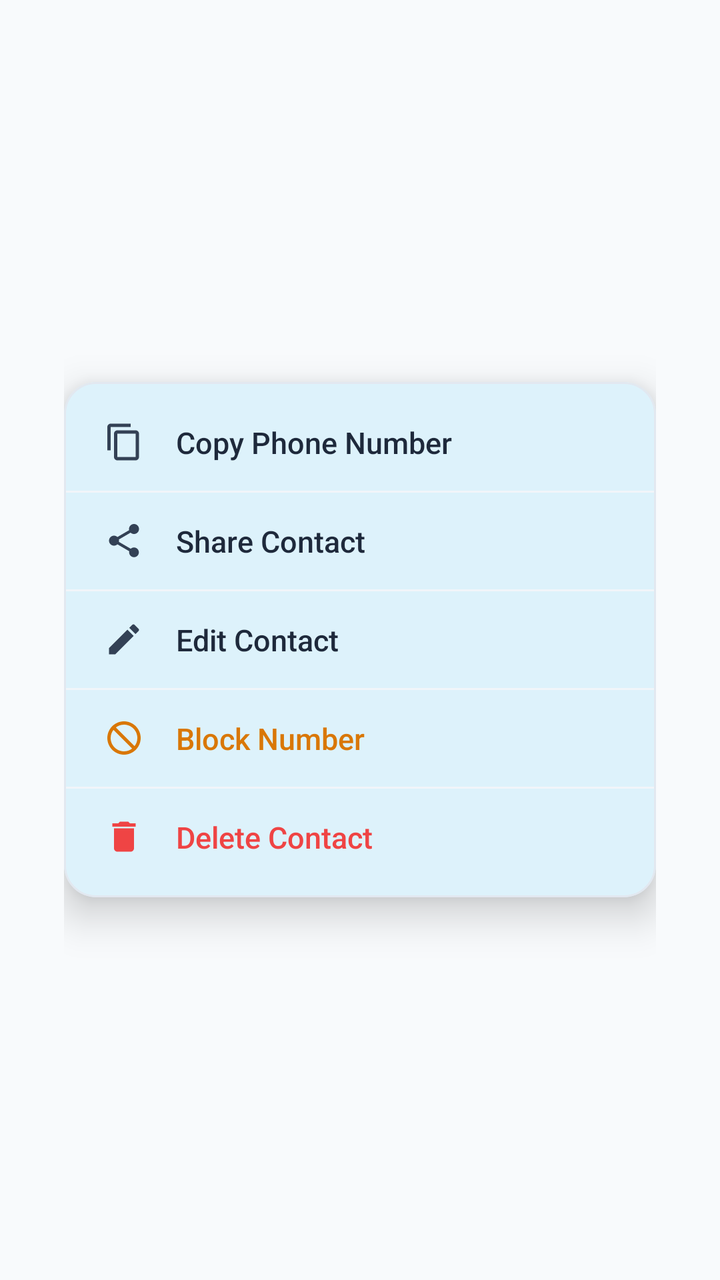
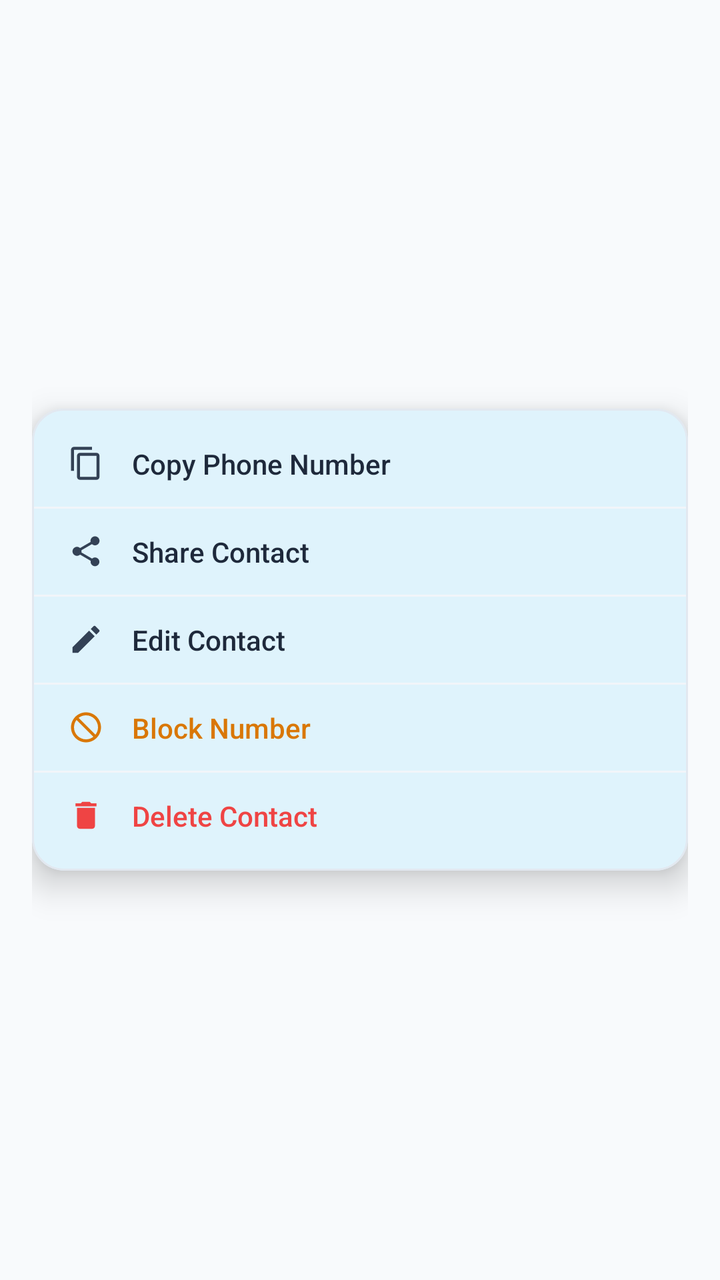

The first picture is an Android layout as it rendered before a commit; the second is the same layout after the commit. The layout source and the unified diff follow.
<!-- AndroidManifest.xml: application theme Theme.RealConnect -->
<!-- res/layout/dialog_contact_options.xml -->
<?xml version="1.0" encoding="utf-8"?>
<FrameLayout xmlns:android="http://schemas.android.com/apk/res/android"
    xmlns:app="http://schemas.android.com/apk/res-auto"
    android:layout_width="match_parent"
    android:layout_height="wrap_content"
    android:background="@android:color/transparent"
    android:paddingHorizontal="32dp"
    android:paddingVertical="24dp">

    
    <com.google.android.material.card.MaterialCardView
        android:layout_width="match_parent"
        android:layout_height="wrap_content"
        android:layout_gravity="center"
        app:cardBackgroundColor="#FFFFFF"
        app:cardCornerRadius="16dp"
        app:cardElevation="12dp"
        app:strokeColor="#E2E8F0"
        app:strokeWidth="1dp">

        <LinearLayout
            android:layout_width="match_parent"
            android:layout_height="wrap_content"
            android:orientation="vertical"
            android:paddingVertical="6dp">

            
            <LinearLayout
                android:id="@+id/action_copy_number"
                android:layout_width="match_parent"
                android:layout_height="wrap_content"
                android:background="?attr/selectableItemBackground"
                android:clickable="true"
                android:focusable="true"
                android:gravity="center_vertical"
                android:orientation="horizontal"
                android:paddingHorizontal="20dp"
                android:paddingVertical="14dp">

                <ImageView
                    android:layout_width="20dp"
                    android:layout_height="20dp"
                    android:src="@drawable/ic_copy"
                    app:tint="#334155" />

                <TextView
                    android:layout_width="wrap_content"
                    android:layout_height="wrap_content"
                    android:layout_marginStart="16dp"
                    android:fontFamily="sans-serif-medium"
                    android:text="Copy Phone Number"
                    android:textColor="#1E293B"
                    android:textSize="15sp" />
            </LinearLayout>

            <View
                android:layout_width="match_parent"
                android:layout_height="1dp"
                android:background="#F1F5F9" />

            
            <LinearLayout
                android:id="@+id/action_share_contact"
                android:layout_width="match_parent"
                android:layout_height="wrap_content"
                android:background="?attr/selectableItemBackground"
                android:clickable="true"
                android:focusable="true"
                android:gravity="center_vertical"
                android:orientation="horizontal"
                android:paddingHorizontal="20dp"
                android:paddingVertical="14dp">

                <ImageView
                    android:layout_width="20dp"
                    android:layout_height="20dp"
                    android:src="@drawable/ic_share"
                    app:tint="#334155" />

                <TextView
                    android:layout_width="wrap_content"
                    android:layout_height="wrap_content"
                    android:layout_marginStart="16dp"
                    android:fontFamily="sans-serif-medium"
                    android:text="Share Contact"
                    android:textColor="#1E293B"
                    android:textSize="15sp" />
            </LinearLayout>

            <View
                android:layout_width="match_parent"
                android:layout_height="1dp"
                android:background="#F1F5F9" />

            
            <LinearLayout
                android:id="@+id/action_edit_contact"
                android:layout_width="match_parent"
                android:layout_height="wrap_content"
                android:background="?attr/selectableItemBackground"
                android:clickable="true"
                android:focusable="true"
                android:gravity="center_vertical"
                android:orientation="horizontal"
                android:paddingHorizontal="20dp"
                android:paddingVertical="14dp">

                <ImageView
                    android:layout_width="20dp"
                    android:layout_height="20dp"
                    android:src="@drawable/ic_edit"
                    app:tint="#334155" />

                <TextView
                    android:layout_width="wrap_content"
                    android:layout_height="wrap_content"
                    android:layout_marginStart="16dp"
                    android:fontFamily="sans-serif-medium"
                    android:text="Edit Contact"
                    android:textColor="#1E293B"
                    android:textSize="15sp" />
            </LinearLayout>

            <View
                android:layout_width="match_parent"
                android:layout_height="1dp"
                android:background="#F1F5F9" />

            
            <LinearLayout
                android:id="@+id/action_block_contact"
                android:layout_width="match_parent"
                android:layout_height="wrap_content"
                android:background="?attr/selectableItemBackground"
                android:clickable="true"
                android:focusable="true"
                android:gravity="center_vertical"
                android:orientation="horizontal"
                android:paddingHorizontal="20dp"
                android:paddingVertical="14dp">

                <ImageView
                    android:id="@+id/img_block_icon"
                    android:layout_width="20dp"
                    android:layout_height="20dp"
                    android:src="@drawable/ic_block"
                    app:tint="#D97706" />

                <TextView
                    android:id="@+id/text_block_title"
                    android:layout_width="wrap_content"
                    android:layout_height="wrap_content"
                    android:layout_marginStart="16dp"
                    android:fontFamily="sans-serif-medium"
                    android:text="Block Number"
                    android:textColor="#D97706"
                    android:textSize="15sp" />
            </LinearLayout>

            <View
                android:layout_width="match_parent"
                android:layout_height="1dp"
                android:background="#F1F5F9" />

            
            <LinearLayout
                android:id="@+id/action_delete_contact"
                android:layout_width="match_parent"
                android:layout_height="wrap_content"
                android:background="?attr/selectableItemBackground"
                android:clickable="true"
                android:focusable="true"
                android:gravity="center_vertical"
                android:orientation="horizontal"
                android:paddingHorizontal="20dp"
                android:paddingVertical="14dp">

                <ImageView
                    android:layout_width="20dp"
                    android:layout_height="20dp"
                    android:src="@drawable/ic_delete"
                    app:tint="#EF4444" />

                <TextView
                    android:layout_width="wrap_content"
                    android:layout_height="wrap_content"
                    android:layout_marginStart="16dp"
                    android:fontFamily="sans-serif-medium"
                    android:text="Delete Contact"
                    android:textColor="#EF4444"
                    android:textSize="15sp" />
            </LinearLayout>

        </LinearLayout>
    </com.google.android.material.card.MaterialCardView>

</FrameLayout>
<!-- resources referenced by this layout -->
<resources>
  <!-- drawable ic_block (drawable) -->
  <vector xmlns:android="http://schemas.android.com/apk/res/android"
      android:width="24dp"
      android:height="24dp"
      android:viewportWidth="24"
      android:viewportHeight="24">
    <path
        android:fillColor="#EF4444"
        android:pathData="M12,2C6.48,2 2,6.48 2,12s4.48,10 10,10 10,-4.48 10,-10S17.52,2 12,2zm0,18c-4.42,0 -8,-3.58 -8,-8 0,-1.85 0.63,-3.55 1.69,-4.9L16.9,18.31C15.55,19.37 13.85,20 12,20zm6.31,-3.1L7.1,5.69C8.45,4.63 10.15,4 12,4c4.42,0 8,3.58 8,8 0,1.85 -0.63,3.55 -1.69,4.9z"/>
  </vector>
  <!-- drawable ic_copy (drawable) -->
  <vector xmlns:android="http://schemas.android.com/apk/res/android"
      android:width="24dp"
      android:height="24dp"
      android:viewportWidth="24"
      android:viewportHeight="24">
    <path
        android:fillColor="@android:color/white"
        android:pathData="M16,1H4C2.9,1 2,1.9 2,3v14h2V3h12V1zm3,4H8C6.9,5 6,5.9 6,7v14c0,1.1 0.9,2 2,2h11c1.1,0 2,-0.9 2,-2V7c0,-1.1 -0.9,-2 -2,-2zm0,16H8V7h11v14z"/>
  </vector>
  <!-- drawable ic_delete (drawable) -->
  <vector xmlns:android="http://schemas.android.com/apk/res/android"
      android:width="24dp"
      android:height="24dp"
      android:viewportWidth="24"
      android:viewportHeight="24">
    <path
        android:fillColor="#EF4444"
        android:pathData="M6,19c0,1.1 0.9,2 2,2h8c1.1,0 2,-0.9 2,-2V7H6v12zM19,4h-3.5l-1,-1h-5l-1,1H5v2h14V4z"/>
  </vector>
  <!-- drawable ic_edit (drawable) -->
  <vector xmlns:android="http://schemas.android.com/apk/res/android"
      android:width="24dp"
      android:height="24dp"
      android:viewportWidth="24"
      android:viewportHeight="24">
    <path
        android:fillColor="@android:color/white"
        android:pathData="M3,17.25V21h3.75L17.81,9.94l-3.75,-3.75L3,17.25zM20.71,7.04c0.39,-0.39 0.39,-1.02 0,-1.41l-2.34,-2.34c-0.39,-0.39 -1.02,-0.39 -1.41,0l-1.83,1.83 3.75,3.75 1.83,-1.83z"/>
  </vector>
  <!-- drawable ic_share (drawable) -->
  <vector xmlns:android="http://schemas.android.com/apk/res/android"
      android:width="24dp"
      android:height="24dp"
      android:viewportWidth="24"
      android:viewportHeight="24">
    <path
        android:fillColor="#0EA5E9"
        android:pathData="M18,16.08c-0.76,0 -1.44,0.3 -1.96,0.77L8.91,12.7c0.05,-0.23 0.09,-0.46 0.09,-0.7s-0.04,-0.47 -0.09,-0.7l7.05,-4.11c0.54,0.5 1.25,0.81 2.04,0.81 1.66,0 3,-1.34 3,-3s-1.34,-3 -3,-3 -3,1.34 -3,3c0,0.24 0.04,0.47 0.09,0.7L8.04,9.81C7.5,9.31 6.79,9 6,9c-1.66,0 -3,1.34 -3,3s1.34,3 3,3c0.79,0 1.5,-0.31 2.04,-0.81l7.12,4.16c-0.05,0.21 -0.08,0.43 -0.08,0.65 0,1.61 1.31,2.92 2.92,2.92s2.92,-1.31 2.92,-2.92c0,-1.61 -1.31,-2.92 -2.92,-2.92z"/>
  </vector>
  <style name="Theme.RealConnect" parent="Base.Theme.RealConnect" />
  <style name="Base.Theme.RealConnect" parent="Theme.Material3.DayNight.NoActionBar">
          
          <item name="colorPrimary">@color/colorPrimary</item>
          <item name="colorPrimaryVariant">@color/colorPrimaryDark</item>
          <item name="colorOnPrimary">@color/white</item>
          
          <item name="colorSecondary">@color/colorAccent</item>
          <item name="colorOnSecondary">@color/black</item>
  
          
          <item name="android:statusBarColor">@color/background</item>
          <item name="android:windowLightStatusBar">true</item>
  
          
          <item name="android:windowBackground">@color/background</item>
          <item name="colorSurface">@color/surface</item>
          <item name="colorOnSurface">@color/onSurface</item>
      </style>
  <color name="colorPrimary">#0EA5E9</color>
  <color name="colorPrimaryDark">#0284C7</color>
  <color name="white">#FFFFFF</color>
  <color name="colorAccent">#38BDF8</color>
  <color name="black">#000000</color>
  <color name="background">#F8FAFC</color>
  <color name="surface">#FFFFFF</color>
  <color name="onSurface">#0F172A</color>
</resources>

<!-- the commit's change to res/layout/dialog_contact_options.xml (unified diff, before → after) -->
@@ -1,25 +1,24 @@
 <?xml version="1.0" encoding="utf-8"?>
 <FrameLayout xmlns:android="http://schemas.android.com/apk/res/android"
     xmlns:app="http://schemas.android.com/apk/res-auto"
-    android:layout_width="match_parent"
+    android:layout_width="wrap_content"
     android:layout_height="wrap_content"
     android:background="@android:color/transparent"
-    android:paddingHorizontal="32dp"
-    android:paddingVertical="24dp">
+    android:padding="16dp">
 
     
     <com.google.android.material.card.MaterialCardView
-        android:layout_width="match_parent"
+        android:layout_width="wrap_content"
         android:layout_height="wrap_content"
         android:layout_gravity="center"
         app:cardBackgroundColor="#FFFFFF"
         app:cardCornerRadius="16dp"
-        app:cardElevation="12dp"
+        app:cardElevation="10dp"
         app:strokeColor="#E2E8F0"
         app:strokeWidth="1dp">
 
         <LinearLayout
-            android:layout_width="match_parent"
+            android:layout_width="wrap_content"
             android:layout_height="wrap_content"
             android:orientation="vertical"
             android:paddingVertical="6dp">
@@ -34,23 +33,23 @@
                 android:focusable="true"
                 android:gravity="center_vertical"
                 android:orientation="horizontal"
-                android:paddingHorizontal="20dp"
-                android:paddingVertical="14dp">
+                android:paddingHorizontal="18dp"
+                android:paddingVertical="12dp">
 
                 <ImageView
-                    android:layout_width="20dp"
-                    android:layout_height="20dp"
+                    android:layout_width="18dp"
+                    android:layout_height="18dp"
                     android:src="@drawable/ic_copy"
                     app:tint="#334155" />
 
                 <TextView
                     android:layout_width="wrap_content"
                     android:layout_height="wrap_content"
-                    android:layout_marginStart="16dp"
+                    android:layout_marginStart="14dp"
                     android:fontFamily="sans-serif-medium"
                     android:text="Copy Phone Number"
                     android:textColor="#1E293B"
-                    android:textSize="15sp" />
+                    android:textSize="14sp" />
             </LinearLayout>
 
             <View
@@ -68,23 +67,23 @@
                 android:focusable="true"
                 android:gravity="center_vertical"
                 android:orientation="horizontal"
-                android:paddingHorizontal="20dp"
-                android:paddingVertical="14dp">
+                android:paddingHorizontal="18dp"
+                android:paddingVertical="12dp">
 
                 <ImageView
-                    android:layout_width="20dp"
-                    android:layout_height="20dp"
+                    android:layout_width="18dp"
+                    android:layout_height="18dp"
                     android:src="@drawable/ic_share"
                     app:tint="#334155" />
 
                 <TextView
                     android:layout_width="wrap_content"
                     android:layout_height="wrap_content"
-                    android:layout_marginStart="16dp"
+                    android:layout_marginStart="14dp"
                     android:fontFamily="sans-serif-medium"
                     android:text="Share Contact"
                     android:textColor="#1E293B"
-                    android:textSize="15sp" />
+                    android:textSize="14sp" />
             </LinearLayout>
 
             <View
@@ -102,23 +101,23 @@
                 android:focusable="true"
                 android:gravity="center_vertical"
                 android:orientation="horizontal"
-                android:paddingHorizontal="20dp"
-                android:paddingVertical="14dp">
+                android:paddingHorizontal="18dp"
+                android:paddingVertical="12dp">
 
                 <ImageView
-                    android:layout_width="20dp"
-                    android:layout_height="20dp"
+                    android:layout_width="18dp"
+                    android:layout_height="18dp"
                     android:src="@drawable/ic_edit"
                     app:tint="#334155" />
 
                 <TextView
                     android:layout_width="wrap_content"
                     android:layout_height="wrap_content"
-                    android:layout_marginStart="16dp"
+                    android:layout_marginStart="14dp"
                     android:fontFamily="sans-serif-medium"
                     android:text="Edit Contact"
                     android:textColor="#1E293B"
-                    android:textSize="15sp" />
+                    android:textSize="14sp" />
             </LinearLayout>
 
             <View
@@ -136,13 +135,13 @@
                 android:focusable="true"
                 android:gravity="center_vertical"
                 android:orientation="horizontal"
-                android:paddingHorizontal="20dp"
-                android:paddingVertical="14dp">
+                android:paddingHorizontal="18dp"
+                android:paddingVertical="12dp">
 
                 <ImageView
                     android:id="@+id/img_block_icon"
-                    android:layout_width="20dp"
-                    android:layout_height="20dp"
+                    android:layout_width="18dp"
+                    android:layout_height="18dp"
                     android:src="@drawable/ic_block"
                     app:tint="#D97706" />
 
@@ -150,11 +149,11 @@
                     android:id="@+id/text_block_title"
                     android:layout_width="wrap_content"
                     android:layout_height="wrap_content"
-                    android:layout_marginStart="16dp"
+                    android:layout_marginStart="14dp"
                     android:fontFamily="sans-serif-medium"
                     android:text="Block Number"
                     android:textColor="#D97706"
-                    android:textSize="15sp" />
+                    android:textSize="14sp" />
             </LinearLayout>
 
             <View
@@ -172,23 +171,23 @@
                 android:focusable="true"
                 android:gravity="center_vertical"
                 android:orientation="horizontal"
-                android:paddingHorizontal="20dp"
-                android:paddingVertical="14dp">
+                android:paddingHorizontal="18dp"
+                android:paddingVertical="12dp">
 
                 <ImageView
-                    android:layout_width="20dp"
-                    android:layout_height="20dp"
+                    android:layout_width="18dp"
+                    android:layout_height="18dp"
                     android:src="@drawable/ic_delete"
                     app:tint="#EF4444" />
 
                 <TextView
                     android:layout_width="wrap_content"
                     android:layout_height="wrap_content"
-                    android:layout_marginStart="16dp"
+                    android:layout_marginStart="14dp"
                     android:fontFamily="sans-serif-medium"
                     android:text="Delete Contact"
                     android:textColor="#EF4444"
-                    android:textSize="15sp" />
+                    android:textSize="14sp" />
             </LinearLayout>
 
         </LinearLayout>
